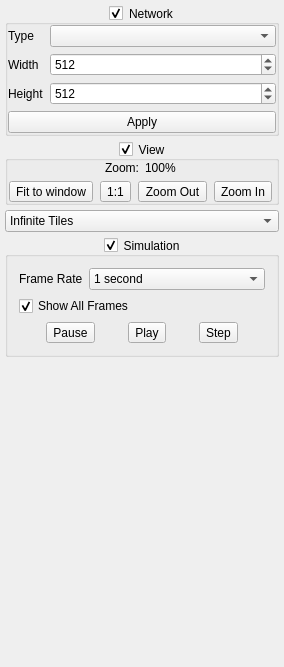
Skwint/Neuron, file Neuron/ToolBox.ui: the form before one commit.
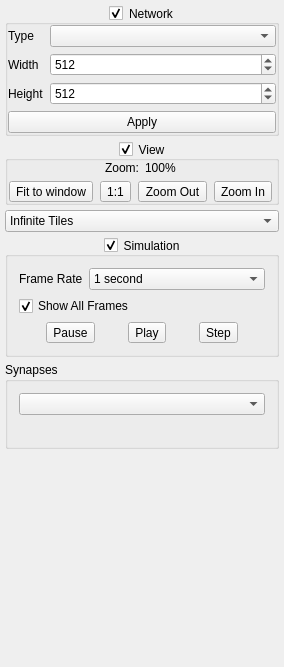
The form after the commit.

Commit message: Define a synapse matrix instead of hardcoding nearest 8 neighbours. Make world wrap around instead of stopping at the edge.

What changed in the file:
```diff
--- a/Neuron/ToolBox.ui
+++ b/Neuron/ToolBox.ui
@@ -19,7 +19,7 @@
   <property name="minimumSize">
    <size>
     <width>284</width>
-    <height>371</height>
+    <height>443</height>
    </size>
   </property>
   <property name="features">
@@ -413,6 +413,61 @@
       </layout>
      </widget>
     </item>
+    <item>
+     <widget class="QGroupBox" name="synapseGroup">
+      <property name="title">
+       <string>Synapses</string>
+      </property>
+      <layout class="QVBoxLayout" name="verticalLayout_8">
+       <property name="spacing">
+        <number>0</number>
+       </property>
+       <property name="leftMargin">
+        <number>0</number>
+       </property>
+       <property name="topMargin">
+        <number>0</number>
+       </property>
+       <property name="rightMargin">
+        <number>0</number>
+       </property>
+       <property name="bottomMargin">
+        <number>0</number>
+       </property>
+       <item>
+        <widget class="QWidget" name="synapsePanel" native="true">
+         <property name="sizePolicy">
+          <sizepolicy hsizetype="Preferred" vsizetype="Preferred">
+           <horstretch>0</horstretch>
+           <verstretch>0</verstretch>
+          </sizepolicy>
+         </property>
+         <property name="minimumSize">
+          <size>
+           <width>0</width>
+           <height>0</height>
+          </size>
+         </property>
+         <layout class="QVBoxLayout" name="verticalLayout_9">
+          <item>
+           <widget class="QComboBox" name="cmbSynapse"/>
+          </item>
+          <item>
+           <widget class="QLabel" name="lblSynapse">
+            <property name="text">
+             <string/>
+            </property>
+            <property name="alignment">
+             <set>Qt::AlignCenter</set>
+            </property>
+           </widget>
+          </item>
+         </layout>
+        </widget>
+       </item>
+      </layout>
+     </widget>
+    </item>
     <item>
      <spacer name="verticalSpacer">
       <property name="orientation">
```
The commit also changes 19 other files.
